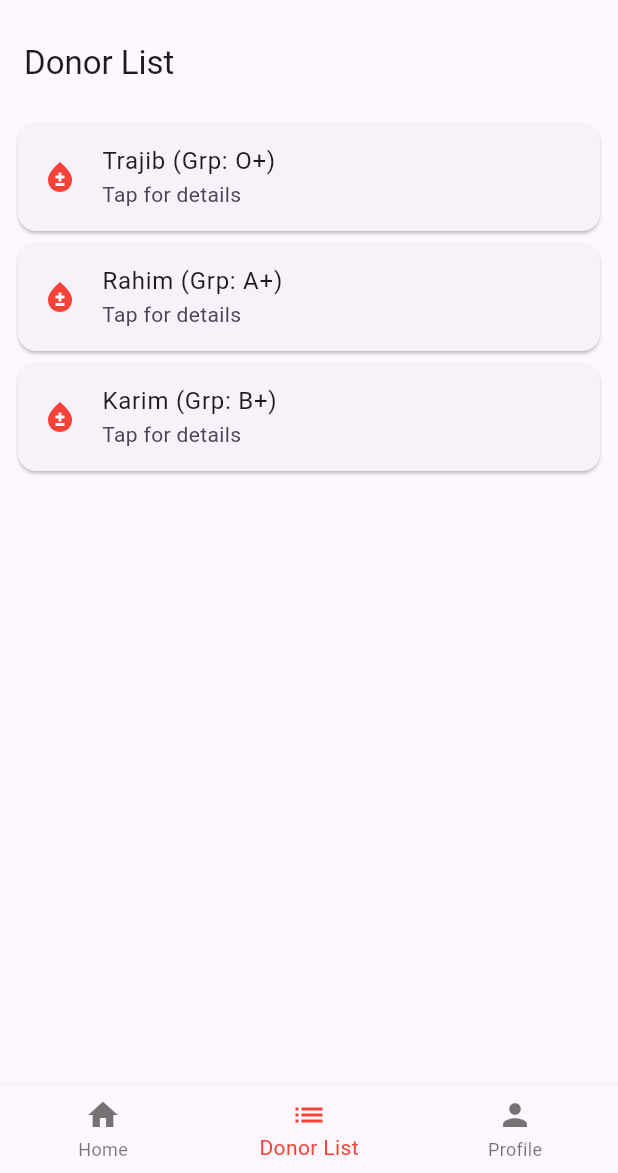
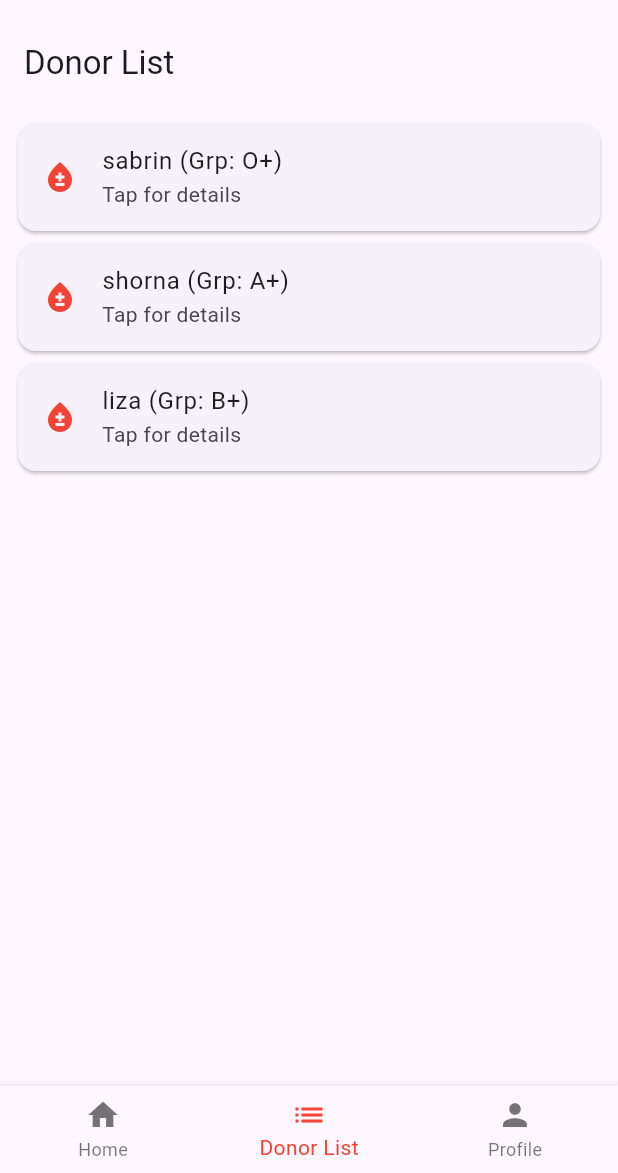
Before and after one commit to shanjida101/flutter_project, a Flutter app: the screen it shows after launch, item 2 of the bottom bar chosen, on a phone screen of 412 x 824 dp, the part 63-1236 px from its top. Run offline on Flutter 3.47's test engine with Material 3 defaults, Android fonts, the phone set to English and light mode, and no system bars.

Commit message:
Update donor_list.dart

```diff
--- a/flutter_application_1/lib/donor_list.dart
+++ b/flutter_application_1/lib/donor_list.dart
@@ -4,19 +4,19 @@ import 'donar_details.dart'; // Import the DonorDetailsScreen
 class DonorListScreen extends StatelessWidget {
   final List<Map<String, String>> donors = [
     {
-      'name': 'Trajib',
+      'name': 'sabrin',
       'group': 'O+',
       'mobile': '1234567890',
       'address': 'Dhaka'
     },
     {
-      'name': 'Rahim',
+      'name': 'shorna',
       'group': 'A+',
       'mobile': '0987654321',
       'address': 'Chittagong'
     },
     {
-      'name': 'Karim',
+      'name': 'liza',
       'group': 'B+',
       'mobile': '1122334455',
       'address': 'Khulna'
```
